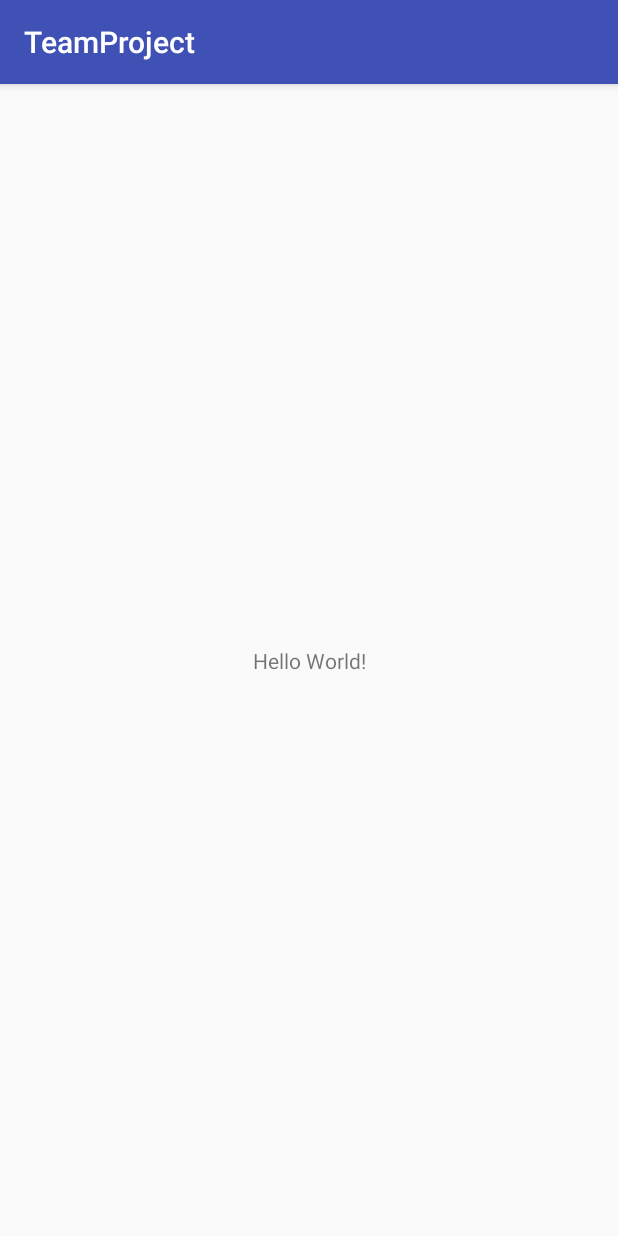
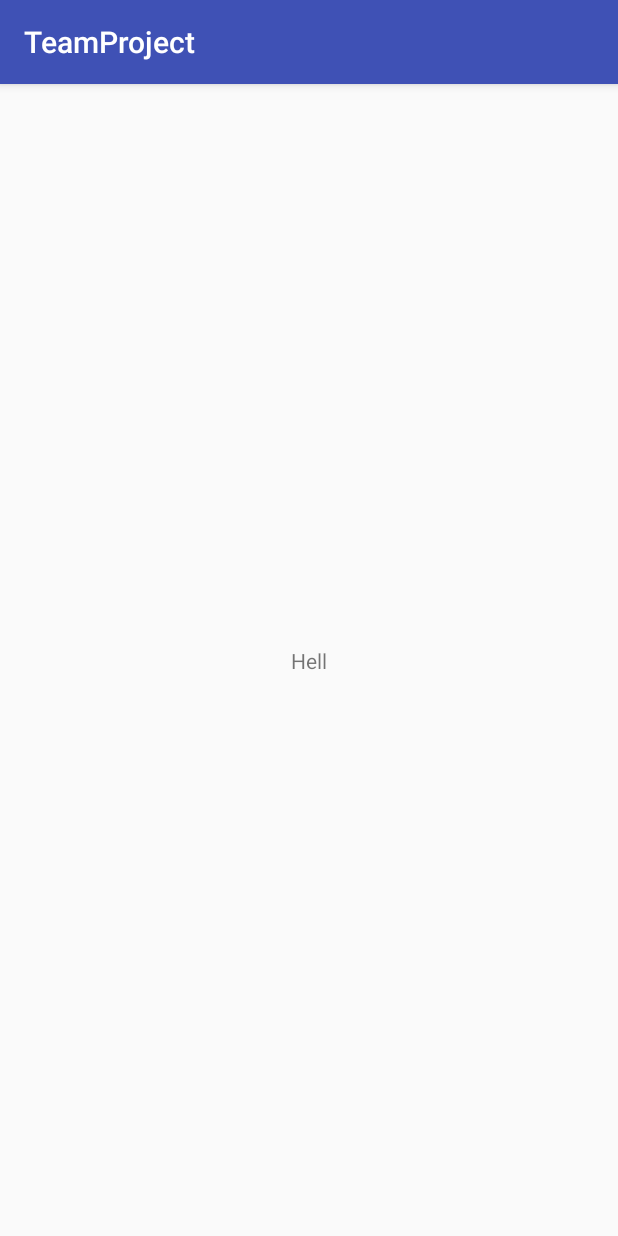
Before and after one commit to seyoung7008/TeamProject, an Android app: the screen it shows after launch (MainActivity), on a phone screen of 412 x 824 dp. Run offline under Robolectric (Android 15) with nearby library versions, the phone set to English and light mode, and no system bars.

Commit message:
text변경
ㅇ

```diff
--- a/app/src/main/res/layout/activity_main.xml
+++ b/app/src/main/res/layout/activity_main.xml
@@ -9,7 +9,7 @@
     <TextView
         android:layout_width="wrap_content"
         android:layout_height="wrap_content"
-        android:text="Hello World!"
+        android:text="Hell"
         app:layout_constraintBottom_toBottomOf="parent"
         app:layout_constraintLeft_toLeftOf="parent"
         app:layout_constraintRight_toRightOf="parent"
```
